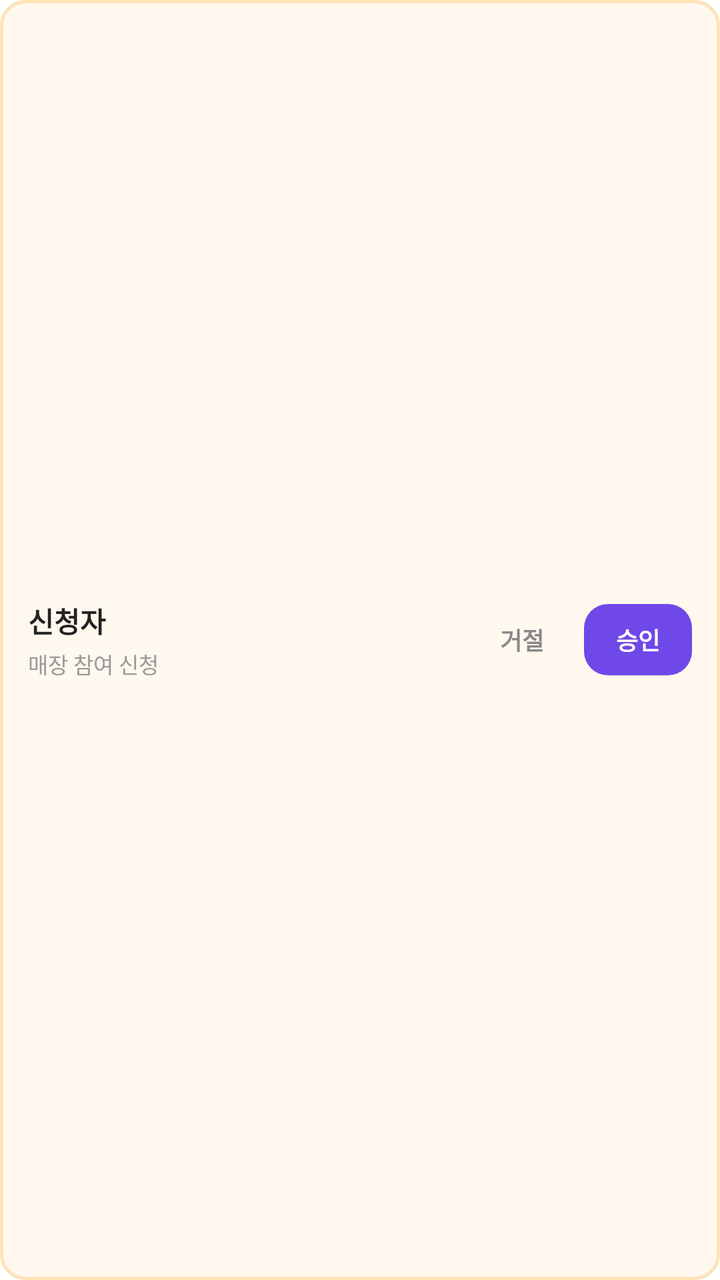
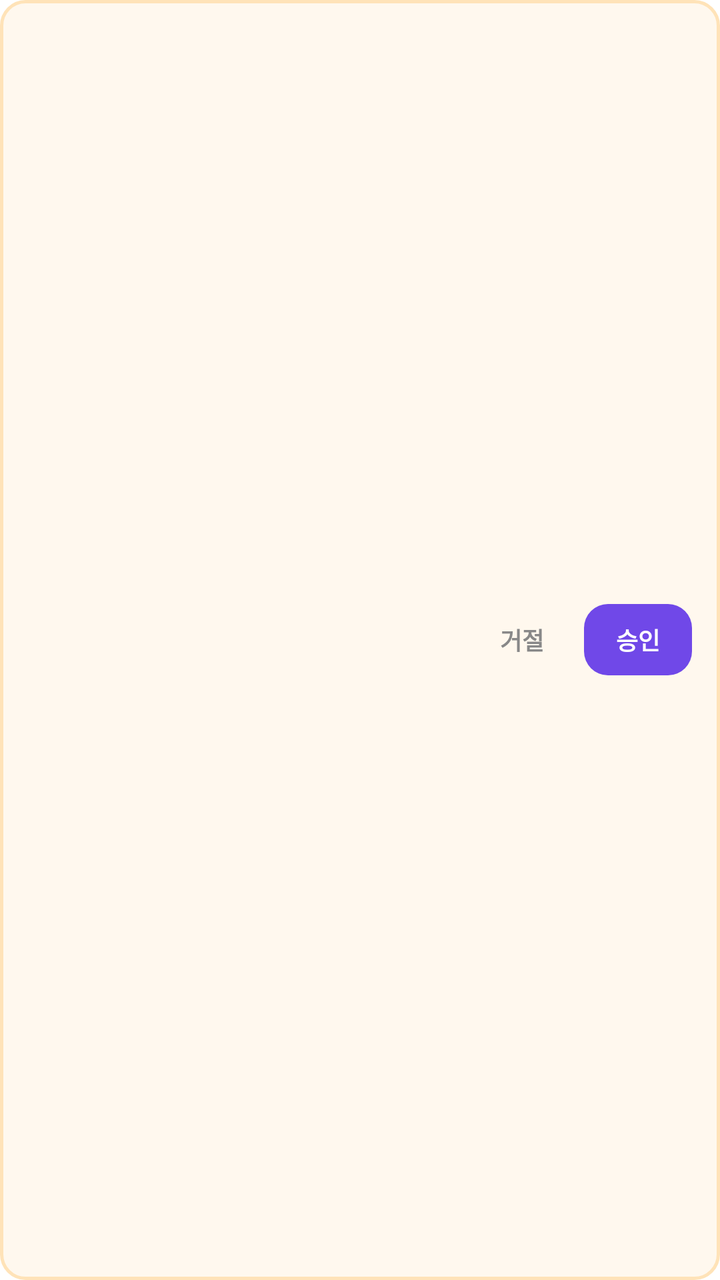

Compare the two renders of this Android layout. The source of the first and the diff that turns it into the second are given below.
<!-- AndroidManifest.xml: application theme Theme.PTManagerEmployer -->
<!-- res/layout/item_join_request.xml -->
<?xml version="1.0" encoding="utf-8"?>
<LinearLayout xmlns:android="http://schemas.android.com/apk/res/android"
    android:layout_width="match_parent"
    android:layout_height="wrap_content"
    android:layout_marginTop="8dp"
    android:orientation="horizontal"
    android:gravity="center_vertical"
    android:background="@drawable/bg_card_warn"
    android:padding="14dp">

    <LinearLayout
        android:layout_width="0dp"
        android:layout_height="wrap_content"
        android:layout_weight="1"
        android:orientation="vertical">

        <TextView
            android:id="@+id/tv_name"
            android:layout_width="wrap_content"
            android:layout_height="wrap_content"
            android:text="신청자"
            android:textColor="@color/text_primary"
            android:textSize="14sp"
            android:textStyle="bold" />

        <TextView
            android:id="@+id/tv_sub"
            android:layout_width="wrap_content"
            android:layout_height="wrap_content"
            android:layout_marginTop="3dp"
            android:text="매장 참여 신청"
            android:textColor="@color/text_tertiary"
            android:textSize="11sp" />
    </LinearLayout>

    <TextView
        android:id="@+id/btn_reject"
        android:layout_width="wrap_content"
        android:layout_height="wrap_content"
        android:layout_marginEnd="8dp"
        android:text="거절"
        android:textColor="@color/text_secondary"
        android:textSize="12sp"
        android:textStyle="bold"
        android:paddingHorizontal="12dp"
        android:paddingVertical="9dp"
        android:foreground="?attr/selectableItemBackground" />

    <TextView
        android:id="@+id/btn_approve"
        android:layout_width="wrap_content"
        android:layout_height="wrap_content"
        android:background="@drawable/bg_btn_primary"
        android:text="승인"
        android:textColor="@color/white"
        android:textSize="12sp"
        android:textStyle="bold"
        android:paddingHorizontal="16dp"
        android:paddingVertical="9dp"
        android:foreground="?attr/selectableItemBackground" />
</LinearLayout>
<!-- resources referenced by this layout -->
<resources>
  <color name="text_primary">#222222</color>
  <color name="text_secondary">#888888</color>
  <color name="text_tertiary">#999999</color>
  <color name="white">#FFFFFFFF</color>
  <!-- drawable bg_btn_primary (drawable) -->
  <?xml version="1.0" encoding="utf-8"?>
  <shape xmlns:android="http://schemas.android.com/apk/res/android" android:shape="rectangle">
      <solid android:color="@color/brand" />
      <corners android:radius="12dp" />
  </shape>
  <!-- drawable bg_card_warn (drawable) -->
  <?xml version="1.0" encoding="utf-8"?>
  <shape xmlns:android="http://schemas.android.com/apk/res/android" android:shape="rectangle">
      <solid android:color="@color/warn_bg" />
      <corners android:radius="12dp" />
      <stroke android:width="1.5dp" android:color="@color/warn_border" />
  </shape>
  <style name="Theme.PTManagerEmployer" parent="Base.Theme.PTManagerEmployer" />
  <color name="brand">#7048E8</color>
  <color name="warn_bg">#FFF8EE</color>
  <color name="warn_border">#FFE3B8</color>
  <style name="Base.Theme.PTManagerEmployer" parent="Theme.Material3.Light.NoActionBar">
          <item name="colorPrimary">@color/brand</item>
          <item name="colorOnPrimary">@color/white</item>
          <item name="colorSurface">@color/white</item>
          <item name="colorOnSurface">@color/text_primary</item>
          <item name="android:colorBackground">@color/white</item>
          <item name="android:statusBarColor">@color/white</item>
          <item name="android:navigationBarColor">@color/white</item>
          <item name="android:windowLightStatusBar">true</item>
          <item name="android:windowLightNavigationBar" tools:targetApi="o_mr1">true</item>
      </style>
</resources>

<!-- the commit's change to res/layout/item_join_request.xml (unified diff, before → after) -->
@@ -18,7 +18,7 @@
             android:id="@+id/tv_name"
             android:layout_width="wrap_content"
             android:layout_height="wrap_content"
-            android:text="신청자"
+            android:text=""
             android:textColor="@color/text_primary"
             android:textSize="14sp"
             android:textStyle="bold" />
@@ -28,7 +28,7 @@
             android:layout_width="wrap_content"
             android:layout_height="wrap_content"
             android:layout_marginTop="3dp"
-            android:text="매장 참여 신청"
+            android:text=""
             android:textColor="@color/text_tertiary"
             android:textSize="11sp" />
     </LinearLayout>
